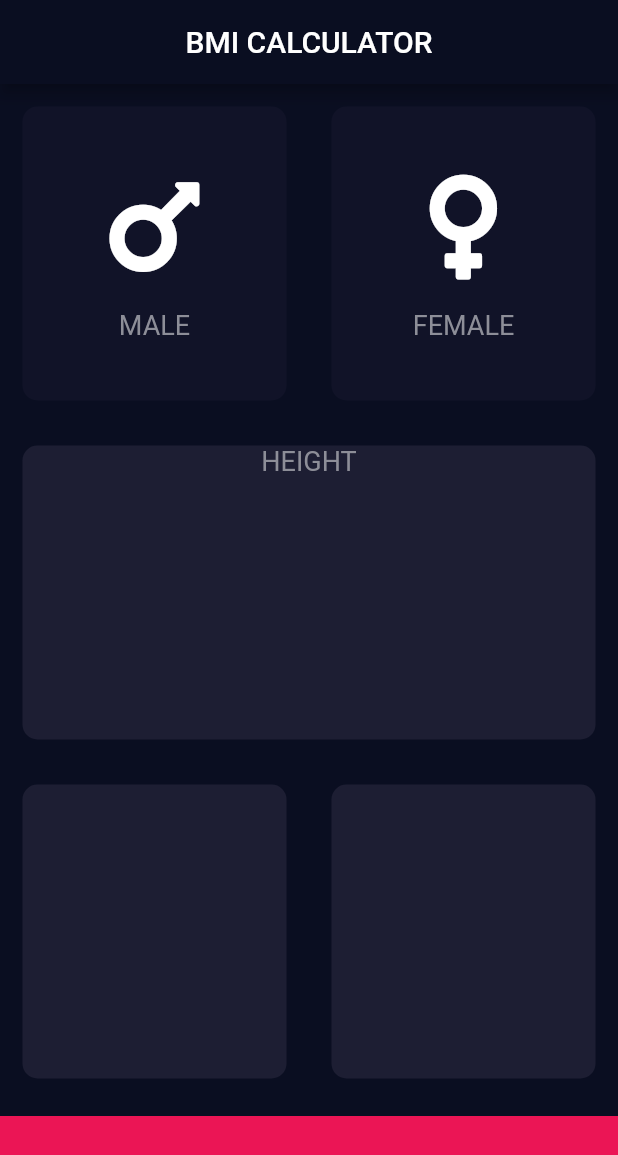
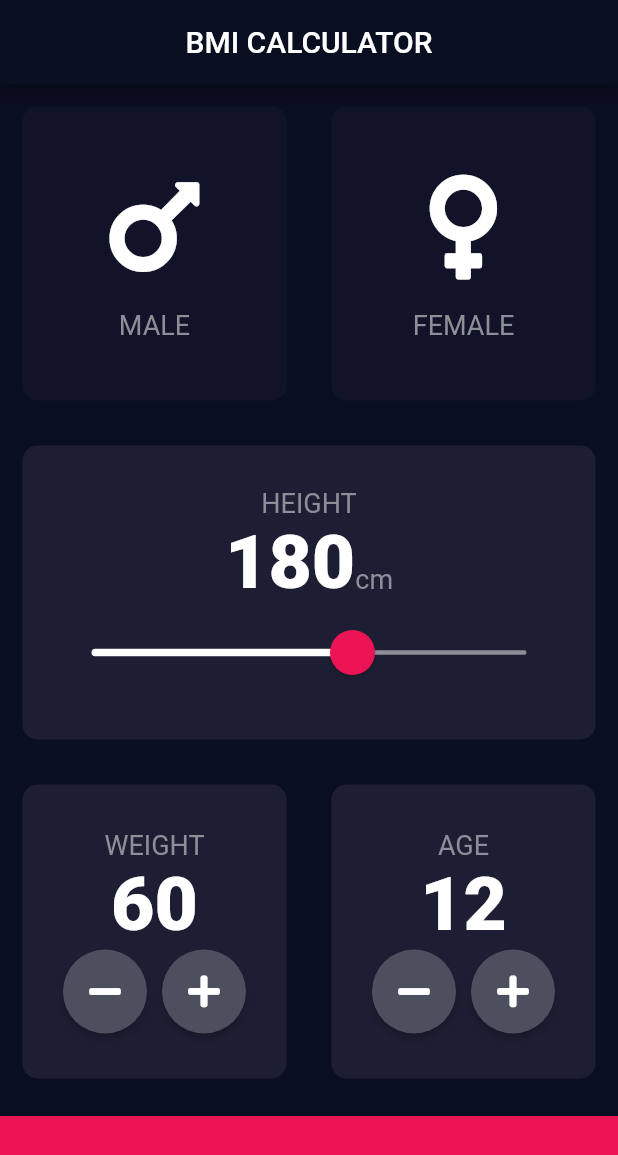
Before and after one commit to ashi31/bmi-calculator-flutter, a Flutter app: the screen it shows after launch, on a phone screen of 412 x 824 dp. Shown: the top 1155 px of the screen. Run offline on Flutter 3.47's test engine with Material 2 defaults, Android fonts, the phone set to English and light mode, and no system bars; our stand-ins replace font_awesome_flutter.

Commit message:
Main page complete

```diff
--- a/lib/constants.dart
+++ b/lib/constants.dart
@@ -8,3 +8,7 @@ const kLabelTextStyle = TextStyle(
   fontSize: 18.0,
   color: Color(0xFF8D8E98),
 );
+const kNumberTextStyle = TextStyle(
+  fontSize: 50.0,
+  fontWeight: FontWeight.w900,
+);
--- a/lib/input_page.dart
+++ b/lib/input_page.dart
@@ -4,6 +4,7 @@ import 'package:font_awesome_flutter/font_awesome_flutter.dart';
 import 'constants.dart';
 import 'icon_content.dart';
 import 'reusable_card.dart';
+import 'round_icon_button.dart';
 
 enum Gender { male, female }
 
@@ -14,7 +15,9 @@ class InputPage extends StatefulWidget {
 
 class _InputPageState extends State<InputPage> {
   Gender selectedGender;
-
+  int height = 180;
+  int weight = 60;
+  int age = 12;
   @override
   Widget build(BuildContext context) {
     return Scaffold(
@@ -67,11 +70,55 @@ class _InputPageState extends State<InputPage> {
             child: ReusableCard(
               color: kActiveCardColor,
               cardChild: Column(
+                mainAxisAlignment: MainAxisAlignment.center,
                 children: <Widget>[
                   Text(
                     "HEIGHT",
                     style: kLabelTextStyle,
                   ),
+                  Row(
+                    mainAxisAlignment: MainAxisAlignment.center,
+                    crossAxisAlignment: CrossAxisAlignment.baseline,
+                    textBaseline: TextBaseline.alphabetic,
+                    children: <Widget>[
+                      Text(
+                        height.toString(),
+                        style: kNumberTextStyle,
+                      ),
+                      Text(
+                        "cm",
+                        style: kLabelTextStyle,
+                      ),
+                    ],
+                  ),
+                  Padding(
+                    padding: const EdgeInsets.symmetric(horizontal: 16.0),
+                    child: SliderTheme(
+                      data: SliderTheme.of(context).copyWith(
+                        trackHeight: 3.0,
+                        activeTrackColor: Colors.white,
+                        overlayColor: Color(0x15EB1555),
+                        thumbColor: kBottomContainerColor,
+                        thumbShape: RoundSliderThumbShape(
+                          enabledThumbRadius: 15.0,
+                        ),
+                        overlayShape: RoundSliderOverlayShape(
+                          overlayRadius: 30.0,
+                        ),
+                      ),
+                      child: Slider(
+                        value: height.toDouble(),
+                        inactiveColor: Color(0xFF8D8E98),
+                        onChanged: (double newValue) {
+                          setState(() {
+                            height = newValue.round();
+                          });
+                        },
+                        min: 120.0,
+                        max: 220.0,
+                      ),
+                    ),
+                  )
                 ],
               ),
             ),
@@ -82,11 +129,83 @@ class _InputPageState extends State<InputPage> {
                 Expanded(
                   child: ReusableCard(
                     color: kActiveCardColor,
+                    cardChild: Column(
+                      mainAxisAlignment: MainAxisAlignment.center,
+                      children: <Widget>[
+                        Text(
+                          "WEIGHT",
+                          style: kLabelTextStyle,
+                        ),
+                        Text(
+                          weight.toString(),
+                          style: kNumberTextStyle,
+                        ),
+                        Row(
+                          mainAxisAlignment: MainAxisAlignment.center,
+                          children: <Widget>[
+                            RoundIconButton(
+                              icon: FontAwesomeIcons.minus,
+                              onPress: () {
+                                setState(() {
+                                  weight--;
+                                });
+                              },
+                            ),
+                            SizedBox(
+                              width: 10.0,
+                            ),
+                            RoundIconButton(
+                              icon: FontAwesomeIcons.plus,
+                              onPress: () {
+                                setState(() {
+                                  weight++;
+                                });
+                              },
+                            ),
+                          ],
+                        ),
+                      ],
+                    ),
                   ),
                 ),
                 Expanded(
                   child: ReusableCard(
                     color: kActiveCardColor,
+                    cardChild: Column(
+                      mainAxisAlignment: MainAxisAlignment.center,
+                      children: <Widget>[
+                        Text(
+                          "AGE",
+                          style: kLabelTextStyle,
+                        ),
+                        Text(
+                          age.toString(),
+                          style: kNumberTextStyle,
+                        ),
+                        Row(
+                          mainAxisAlignment: MainAxisAlignment.center,
+                          children: <Widget>[
+                            RoundIconButton(
+                                icon: FontAwesomeIcons.minus,
+                                onPress: () {
+                                  setState(() {
+                                    age--;
+                                  });
+                                }),
+                            SizedBox(
+                              width: 10.0,
+                            ),
+                            RoundIconButton(
+                                icon: FontAwesomeIcons.plus,
+                                onPress: () {
+                                  setState(() {
+                                    age++;
+                                  });
+                                }),
+                          ],
+                        ),
+                      ],
+                    ),
                   ),
                 ),
               ],
--- /dev/null
+++ b/lib/round_icon_button.dart
@@ -0,0 +1,19 @@
+import 'package:flutter/material.dart';
+
+class RoundIconButton extends StatelessWidget {
+  final Function onPress;
+  final IconData icon;
+
+  RoundIconButton({@required this.icon, @required this.onPress});
+
+  @override
+  Widget build(BuildContext context) {
+    return RawMaterialButton(
+      constraints: BoxConstraints.tightFor(height: 56.0, width: 56.0),
+      onPressed: onPress,
+      shape: CircleBorder(),
+      fillColor: Color(0xFF4C4F5E),
+      child: Icon(icon),
+    );
+  }
+}
```
